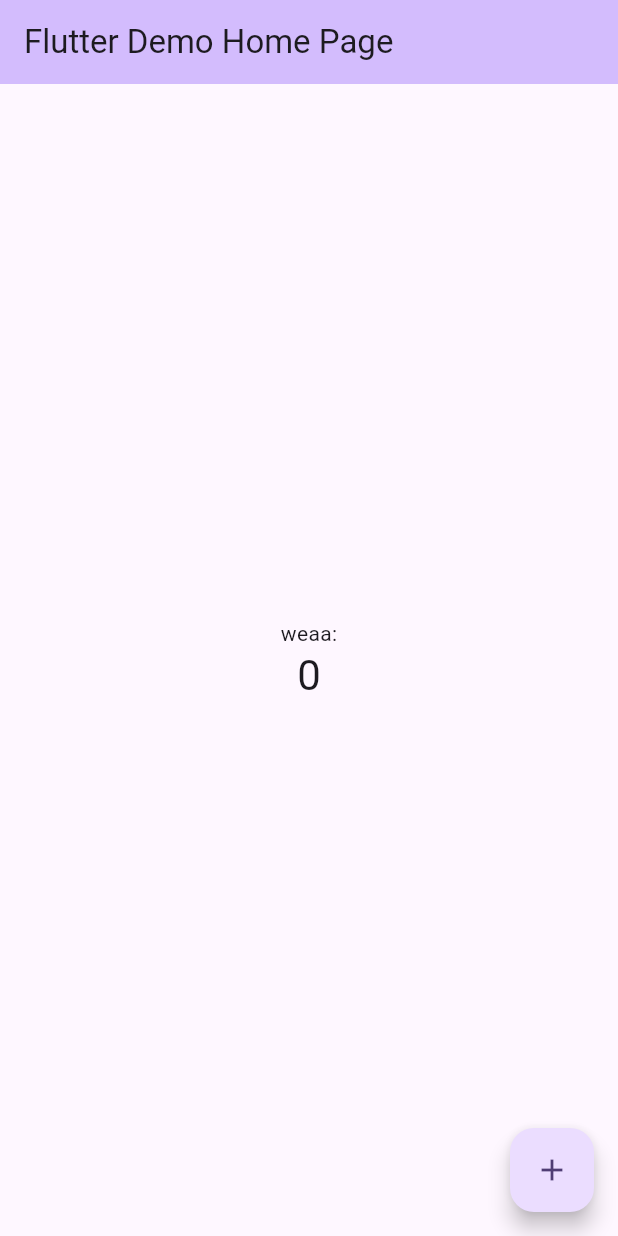
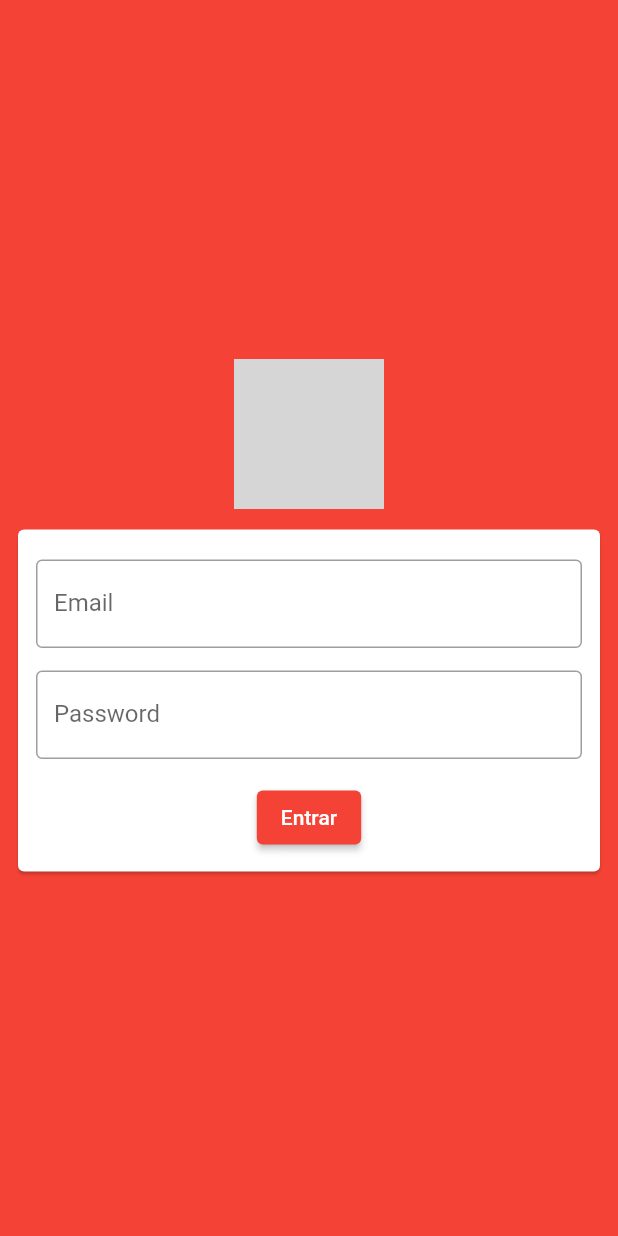
Before and after one commit to JoaoDias61/hello, a Flutter app: the screen it shows after launch, on a phone screen of 412 x 824 dp. Run offline on Flutter 3.47's test engine with Material 2 defaults, Android fonts, the phone set to English and light mode, and no system bars; network calls fail; grey boxes are pictures that could not be loaded.

Commit message:
added home_page

```diff
--- /dev/null
+++ b/lib/app_controller.dart
@@ -0,0 +1,13 @@
+import 'package:flutter/material.dart';
+
+class AppController extends ChangeNotifier {
+
+    static AppController instance = AppController();
+
+    bool isDartTheme = false;
+
+  changeTheme(){
+    isDartTheme = !isDartTheme;
+    notifyListeners();
+  }
+}
--- /dev/null
+++ b/lib/app_widget.dart
@@ -0,0 +1,26 @@
+import 'package:flutter/material.dart';
+import 'package:hello/app_controller.dart';
+import 'package:hello/home_page.dart';
+import 'package:hello/login_page.dart';
+
+class AppWidget extends StatelessWidget {
+  @override
+  Widget build(BuildContext context) {
+    return AnimatedBuilder(
+      animation: AppController.instance,
+      builder: (context, child) {
+        return MaterialApp(
+            theme: ThemeData(
+                primarySwatch: Colors.red,
+                brightness: AppController.instance.isDartTheme
+                    ? Brightness.dark
+                    : Brightness.light),
+            initialRoute: '/',
+            routes: {
+              '/': (context) => LoginPage(),
+              '/home': (context) => HomePage(),
+            });
+      },
+    );
+  }
+}
--- /dev/null
+++ b/lib/login_page.dart
@@ -0,0 +1,83 @@
+import 'package:flutter/material.dart';
+import 'package:hello/home_page.dart';
+
+class LoginPage extends StatefulWidget {
+  const LoginPage({super.key});
+
+  @override
+  State<LoginPage> createState() => _LoginPageState();
+}
+
+class _LoginPageState extends State<LoginPage> {
+  String email = '';
+  String password = '';
+
+  Widget _body() {
+    return SingleChildScrollView(
+      child: SizedBox(
+        width: MediaQuery.of(context).size.width,
+        height: MediaQuery.of(context).size.height,
+        child: Padding(
+          padding: EdgeInsets.all(8.0),
+          child: Column(
+            mainAxisAlignment: MainAxisAlignment.center,
+            children: [
+              Container(
+                  width: 100,
+                  height: 100,
+                  child: Image.network(
+                      'https://avatars.githubusercontent.com/u/84295979?v=4')),
+              Container(
+                height: 10,
+              ),
+              Card(
+                child: Padding(
+                  padding: const EdgeInsets.only(
+                      left: 12, right: 12, top: 20, bottom: 12),
+                  child: Column(
+                    children: [
+                      TextField(
+                        onChanged: (text) {
+                          email = text;
+                        },
+                        keyboardType: TextInputType.emailAddress,
+                        decoration: InputDecoration(
+                            labelText: 'Email', border: OutlineInputBorder()),
+                      ),
+                      SizedBox(height: 15),
+                      TextField(
+                        onChanged: (text) {
+                          password = text;
+                        },
+                        obscureText: true,
+                        decoration: InputDecoration(
+                          labelText: 'Password',
+                          border: OutlineInputBorder(),
+                        ),
+                      ),
+                      SizedBox(height: 15),
+                      ElevatedButton(
+                          onPressed: () {
+                            if (email == 'jacob@flutterando.com.br' &&
+                                password == '123') {
+                              Navigator.of(context).pushReplacementNamed('/home');
+                            }
+                          },
+                          child: Text('Entrar')),
+                    ],
+                  ),
+                ),
+              ),
+            ],
+          ),
+        ),
+      ),
+    );
+  }
+
+  @override
+  Widget build(BuildContext context) {
+    return Scaffold(
+        body: Stack(children: [Container(color: Colors.red), _body()]));
+  }
+}
--- a/lib/main.dart
+++ b/lib/main.dart
@@ -1,125 +1,7 @@
 import 'package:flutter/material.dart';
 
-void main() {
-  runApp(const MyApp());
+import 'app_widget.dart';
+
+main() {
+  runApp(AppWidget());
 }
-
-class MyApp extends StatelessWidget {
-  const MyApp({super.key});
-
-  // This widget is the root of your application.
-  @override
-  Widget build(BuildContext context) {
-    return MaterialApp(
-      title: 'Flutter Demo',
-      theme: ThemeData(
-        // This is the theme of your application.
-        //
-        // TRY THIS: Try running your application with "flutter run". You'll see
-        // the application has a blue toolbar. Then, without quitting the app,
-        // try changing the seedColor in the colorScheme below to Colors.green
-        // and then invoke "hot reload" (save your changes or press the "hot
-        // reload" button in a Flutter-supported IDE, or press "r" if you used
-        // the command line to start the app).
-        //
-        // Notice that the counter didn't reset back to zero; the application
-        // state is not lost during the reload. To reset the state, use hot
-        // restart instead.
-        //
-        // This works for code too, not just values: Most code changes can be
-        // tested with just a hot reload.
-        colorScheme: ColorScheme.fromSeed(seedColor: Colors.deepPurple),
-        useMaterial3: true,
-      ),
-      home: const MyHomePage(title: 'Flutter Demo Home Page'),
-    );
-  }
-}
-
-class MyHomePage extends StatefulWidget {
-  const MyHomePage({super.key, required this.title});
-
-  // This widget is the home page of your application. It is stateful, meaning
-  // that it has a State object (defined below) that contains fields that affect
-  // how it looks.
-
-  // This class is the configuration for the state. It holds the values (in this
-  // case the title) provided by the parent (in this case the App widget) and
-  // used by the build method of the State. Fields in a Widget subclass are
-  // always marked "final".
-
-  final String title;
-
-  @override
-  State<MyHomePage> createState() => _MyHomePageState();
-}
-
-class _MyHomePageState extends State<MyHomePage> {
-  int _counter = 0;
-
-  void _incrementCounter() {
-    setState(() {
-      // This call to setState tells the Flutter framework that something has
-      // changed in this State, which causes it to rerun the build method below
-      // so that the display can reflect the updated values. If we changed
-      // _counter without calling setState(), then the build method would not be
-      // called again, and so nothing would appear to happen.
-      _counter++;
-    });
-  }
-
-  @override
-  Widget build(BuildContext context) {
-    // This method is rerun every time setState is called, for instance as done
-    // by the _incrementCounter method above.
-    //
-    // The Flutter framework has been optimized to make rerunning build methods
-    // fast, so that you can just rebuild anything that needs updating rather
-    // than having to individually change instances of widgets.
-    return Scaffold(
-      appBar: AppBar(
-        // TRY THIS: Try changing the color here to a specific color (to
-        // Colors.amber, perhaps?) and trigger a hot reload to see the AppBar
-        // change color while the other colors stay the same.
-        backgroundColor: Theme.of(context).colorScheme.inversePrimary,
-        // Here we take the value from the MyHomePage object that was created by
-        // the App.build method, and use it to set our appbar title.
-        title: Text(widget.title),
-      ),
-      body: Center(
-        // Center is a layout widget. It takes a single child and positions it
-        // in the middle of the parent.
-        child: Column(
-          // Column is also a layout widget. It takes a list of children and
-          // arranges them vertically. By default, it sizes itself to fit its
-          // children horizontally, and tries to be as tall as its parent.
-          //
-          // Column has various properties to control how it sizes itself and
-          // how it positions its children. Here we use mainAxisAlignment to
-          // center the children vertically; the main axis here is the vertical
-          // axis because Columns are vertical (the cross axis would be
-          // horizontal).
-          //
-          // TRY THIS: Invoke "debug painting" (choose the "Toggle Debug Paint"
-          // action in the IDE, or press "p" in the console), to see the
-          // wireframe for each widget.
-          mainAxisAlignment: MainAxisAlignment.center,
-          children: <Widget>[
-            const Text(
-              'weaa:',
-            ),
-            Text(
-              '$_counter',
-              style: Theme.of(context).textTheme.headlineMedium,
-            ),
-          ],
-        ),
-      ),
-      floatingActionButton: FloatingActionButton(
-        onPressed: _incrementCounter,
-        tooltip: 'Increment',
-        child: const Icon(Icons.add),
-      ), // This trailing comma makes auto-formatting nicer for build methods.
-    );
-  }
-}
```
Also changed, not shown: lib/home_page.dart (added, +88 -0 lines).
